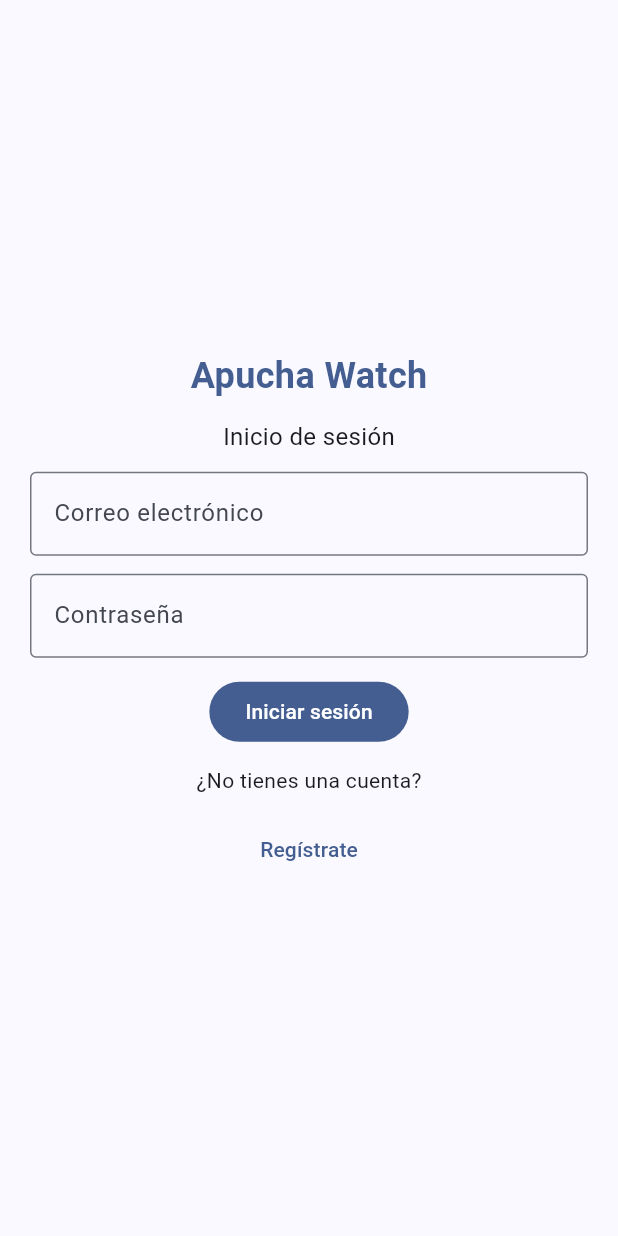
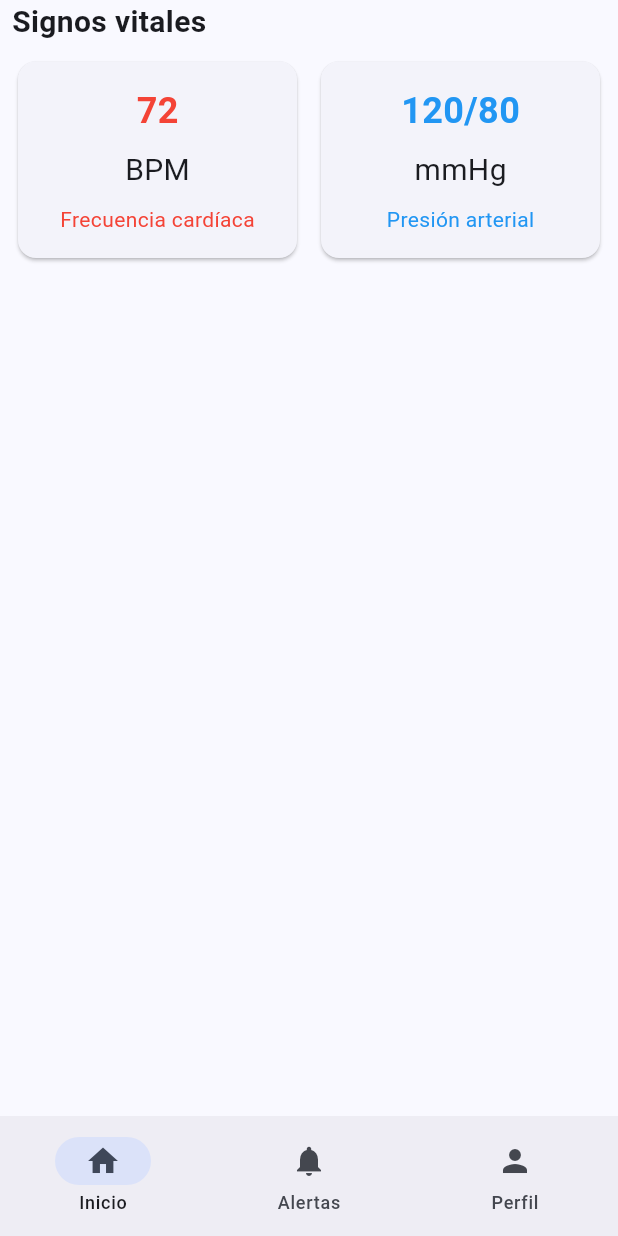
Before and after one commit to Oswaldo-Alberto-Cabrejos-Ronceros/apucha-watch-frontend-flutter, a Flutter app: the screen it shows after launch, on a phone screen of 412 x 824 dp. Run offline on Flutter 3.47's test engine with Material 3 defaults, Android fonts, the phone set to English and light mode, and no system bars.

Commit message:
feat:Desarrollo de home user y paginas adyacentes

```diff
--- a/lib/main.dart
+++ b/lib/main.dart
@@ -1,5 +1,5 @@
 import 'package:apucha_watch_movil/core/theme/app_theme.dart';
-import 'package:apucha_watch_movil/features/auth/presentation/screens/login_screen.dart';
+import 'package:apucha_watch_movil/screens/home_user/home_user_screen.dart';
 import 'package:flutter/material.dart';
 
 void main() {
@@ -16,7 +16,7 @@ class MyApp extends StatelessWidget {
       title: 'Apucha Watch',
       debugShowCheckedModeBanner: false,
       theme: AppTheme().themeData(),
-      home: LoginScreen(),
+      home: HomeUserScreen(),
     );
   }
 }
--- /dev/null
+++ b/lib/screens/alerts_user/alerts_user_screen.dart
@@ -0,0 +1,10 @@
+import 'package:flutter/material.dart';
+
+class AlertsUserScreen extends StatelessWidget {
+  const AlertsUserScreen({super.key});
+
+  @override
+  Widget build(BuildContext context) {
+    return const Center(child: Text('Alerts User Screen'));
+  }
+}
--- /dev/null
+++ b/lib/screens/dashboard_user/dashboard_user_screen.dart
@@ -0,0 +1,24 @@
+import 'package:apucha_watch_movil/screens/dashboard_user/widgets/metric_card.dart';
+import 'package:flutter/material.dart';
+
+class DashboardUserScreen extends StatelessWidget {
+  const DashboardUserScreen({super.key});
+
+  @override
+  Widget build(BuildContext context) {
+    return Column(
+      crossAxisAlignment: CrossAxisAlignment.start,
+      spacing: 8,
+      children: [Text('Signos vitales', style: TextStyle(fontSize: 20, fontWeight: FontWeight.bold)
+      ),
+      Row(
+        spacing: 8,
+        children: [
+          MetricCard(value: '72', label: 'BPM', title: 'Frecuencia cardíaca', color: Colors.red),
+          MetricCard(value: '120/80', label: 'mmHg', title: 'Presión arterial', color: Colors.blue),
+        ],
+      ),
+      ],
+    );
+  }
+}
--- /dev/null
+++ b/lib/screens/dashboard_user/widgets/metric_card.dart
@@ -0,0 +1,40 @@
+import 'package:flutter/material.dart';
+
+class MetricCard extends StatelessWidget {
+  const MetricCard({
+    super.key,
+    required this.value,
+    required this.label,
+    required this.title,
+    this.color = Colors.blueGrey,
+  });
+  final String value;
+  final String label;
+  final String title;
+  final Color color;
+
+  @override
+  Widget build(BuildContext context) {
+    return Expanded(child: Card(
+      child: Padding(
+        padding: EdgeInsets.all(16.0),
+        child: Column(
+          mainAxisAlignment: MainAxisAlignment.center,
+          spacing: 8,
+          children: [
+            Text(
+              value,
+              style: TextStyle(
+                fontSize: 24,
+                fontWeight: FontWeight.bold,
+                color: color,
+              ),
+            ),
+            Text(label, style: TextStyle(fontSize: 20)),
+            Text(title, style: TextStyle(fontSize: 14, color: color)),
+          ],
+        ),
+      ),
+    ));
+  }
+}
--- /dev/null
+++ b/lib/screens/home_user/home_user_screen.dart
@@ -0,0 +1,48 @@
+import 'package:apucha_watch_movil/screens/alerts_user/alerts_user_screen.dart';
+import 'package:apucha_watch_movil/screens/dashboard_user/dashboard_user_screen.dart';
+import 'package:apucha_watch_movil/screens/perfil_user/perfil_user_screen.dart';
+import 'package:flutter/material.dart';
+
+class HomeUserScreen extends StatefulWidget {
+  const HomeUserScreen({super.key});
+
+  @override
+  State<HomeUserScreen> createState() => _HomeUserScreenState();
+}
+
+class _HomeUserScreenState extends State<HomeUserScreen> {
+  //for index of bottom navigation bar
+  int _selectedIndex = 0;
+  final List<Widget> _screens = [
+    DashboardUserScreen(),
+    AlertsUserScreen(),
+    PerfilUserScreen(),
+  ];
+  @override
+  Widget build(BuildContext context) {
+    return Scaffold(
+      body: SafeArea(
+        child: Padding(
+          padding: const EdgeInsets.symmetric(horizontal: 8),
+          child: _screens[_selectedIndex],
+        ),
+      ),
+      bottomNavigationBar: NavigationBar(
+        selectedIndex: _selectedIndex,
+        onDestinationSelected: (int index) {
+          setState(() {
+            _selectedIndex = index;
+          });
+        },
+        destinations: [
+          NavigationDestination(icon: Icon(Icons.home), label: 'Inicio'),
+          NavigationDestination(
+            icon: Icon(Icons.notifications),
+            label: 'Alertas',
+          ),
+          NavigationDestination(icon: Icon(Icons.person), label: 'Perfil'),
+        ],
+      ),
+    );
+  }
+}
--- /dev/null
+++ b/lib/screens/perfil_user/perfil_user_screen.dart
@@ -0,0 +1,10 @@
+import 'package:flutter/material.dart';
+
+class PerfilUserScreen extends StatelessWidget {
+  const PerfilUserScreen({super.key});
+
+  @override
+  Widget build(BuildContext context) {
+    return const Center(child: Text('Perfil User'),);
+  }
+}
```
